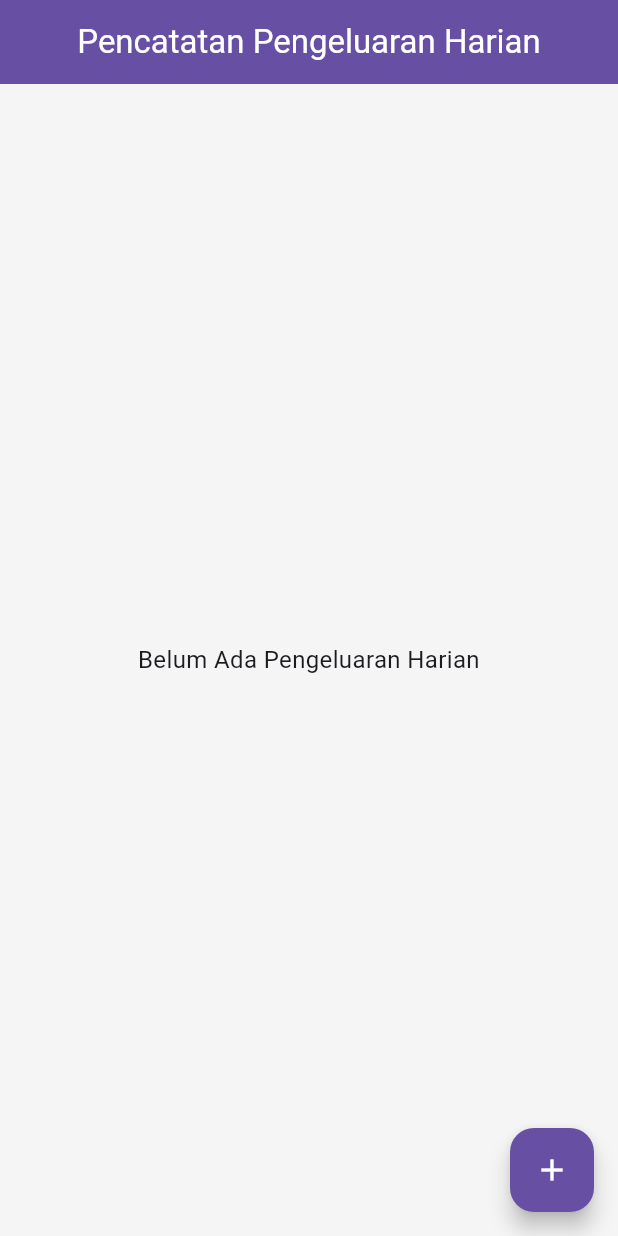
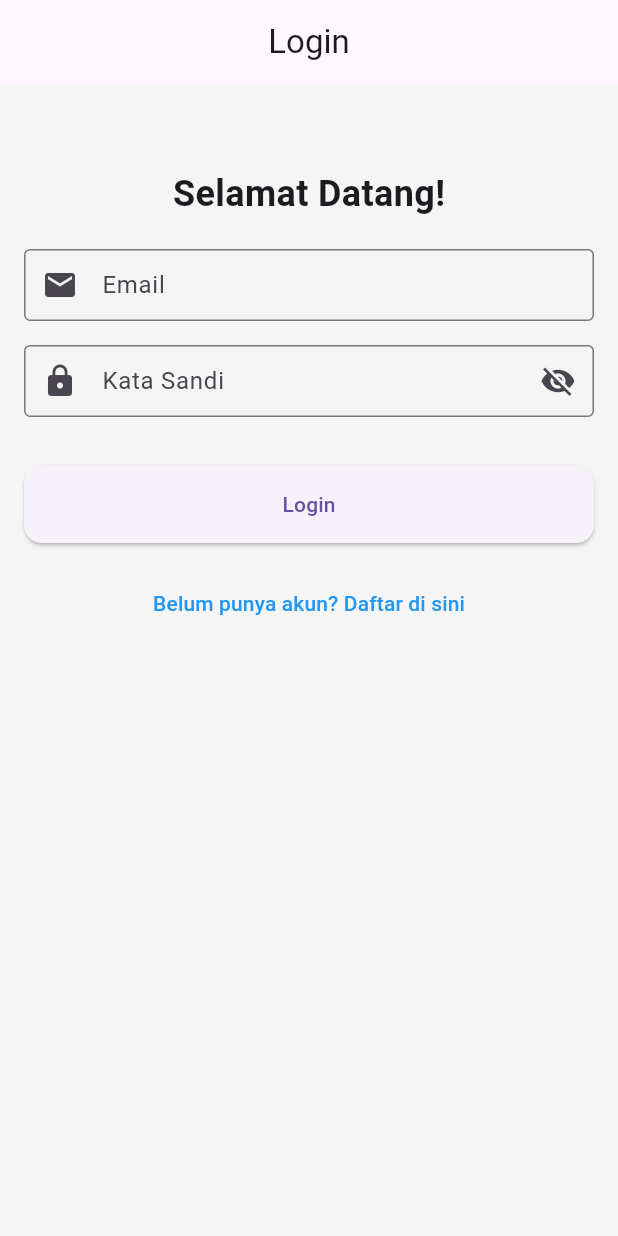
Before and after one commit to fattsowavy/pencatatan-harian, a Flutter app: the screen it shows after launch, on a phone screen of 412 x 824 dp. Run offline on Flutter 3.47's test engine with Material 3 defaults, Android fonts, the light colour scheme and no system bars; our stand-ins replace shared_preferences.

Commit message:
login page done

```diff
--- a/lib/main.dart
+++ b/lib/main.dart
@@ -1,5 +1,6 @@
 import 'package:flutter/material.dart';
 import 'package:penghitung_harian/views/home_page.dart';
+import 'package:penghitung_harian/views/login_page.dart'; // Tambahkan import untuk halaman login
 
 void main() {
   runApp(const ExpenseTrackerApp());
@@ -27,8 +28,32 @@ class ExpenseTrackerApp extends StatelessWidget {
             borderRadius: BorderRadius.circular(12),
           ),
         ),
+        elevatedButtonTheme: ElevatedButtonThemeData(
+          style: ElevatedButton.styleFrom(
+            shape: RoundedRectangleBorder(
+              borderRadius: BorderRadius.circular(12),
+            ),
+            padding: const EdgeInsets.symmetric(vertical: 16),
+          ),
+        ),
+        textButtonTheme: TextButtonThemeData(
+          style: TextButton.styleFrom(
+            foregroundColor: Colors.blue,
+          ),
+        ),
+        inputDecorationTheme: const InputDecorationTheme(
+          border: OutlineInputBorder(
+            borderRadius: BorderRadius.all(Radius.circular(12)),
+          ),
+          contentPadding: EdgeInsets.symmetric(horizontal: 16, vertical: 12),
+        ),
       ),
-      home: const ExpenseHomePage(),
+      initialRoute: '/login', // Set halaman login sebagai halaman awal
+      routes: {
+        '/login': (context) => const LoginPage(),
+        '/dashboard': (context) =>
+            const ExpenseHomePage(), // Arahkan ke ExpenseHomePage setelah login
+      },
     );
   }
 }
--- /dev/null
+++ b/lib/views/login_page.dart
@@ -0,0 +1,163 @@
+import 'package:flutter/material.dart';
+import 'dart:convert';
+import 'package:crypto/crypto.dart';
+import 'package:shared_preferences/shared_preferences.dart';
+
+class LoginPage extends StatefulWidget {
+  const LoginPage({super.key});
+
+  @override
+  _LoginPageState createState() => _LoginPageState();
+}
+
+class _LoginPageState extends State<LoginPage> {
+  final TextEditingController _emailController = TextEditingController();
+  final TextEditingController _passwordController = TextEditingController();
+  String _errorMessage = '';
+  bool _isPasswordVisible = false;
+
+  @override
+  void dispose() {
+    _emailController.dispose();
+    _passwordController.dispose();
+    super.dispose();
+  }
+
+  // Fungsi untuk hashing kata sandi menggunakan SHA-256
+  String _hashPassword(String password) {
+    return sha256.convert(utf8.encode(password)).toString();
+  }
+
+  // Fungsi untuk menyimpan data pengguna ke SharedPreferences
+  Future<void> _saveUserData(String email, String password) async {
+    final prefs = await SharedPreferences.getInstance();
+    String hashedPassword = _hashPassword(password);
+    await prefs.setString('email', email);
+    await prefs.setString('password', hashedPassword);
+  }
+
+  // Fungsi untuk memvalidasi dan login
+  Future<void> _login() async {
+    final prefs = await SharedPreferences.getInstance();
+    String email = _emailController.text.trim();
+    String password = _passwordController.text.trim();
+    String? storedEmail = prefs.getString('email');
+    String? storedPassword = prefs.getString('password');
+
+    // Validasi input
+    if (email.isEmpty || password.isEmpty) {
+      setState(() {
+        _errorMessage = 'Email dan kata sandi tidak boleh kosong.';
+      });
+      return;
+    }
+
+    // Validasi format email sederhana
+    if (!RegExp(r'^[\w-\.]+@([\w-]+\.)+[\w-]{2,4}$').hasMatch(email)) {
+      setState(() {
+        _errorMessage = 'Masukkan email yang valid.';
+      });
+      return;
+    }
+
+    // Simulasi autentikasi dengan data dummy jika belum ada data
+    if (storedEmail == null || storedPassword == null) {
+      // Simpan data pengguna baru (simulasi registrasi)
+      await _saveUserData(email, password);
+      storedEmail = email;
+      storedPassword = _hashPassword(password);
+    }
+
+    // Verifikasi kredensial
+    if (storedEmail == email && storedPassword == _hashPassword(password)) {
+      // Login berhasil, arahkan ke halaman dashboard
+      Navigator.pushReplacementNamed(context, '/dashboard');
+    } else {
+      setState(() {
+        _errorMessage = 'Email atau kata sandi salah.';
+      });
+    }
+  }
+
+  @override
+  Widget build(BuildContext context) {
+    return Scaffold(
+      appBar: AppBar(
+        title: const Text('Login'),
+      ),
+      body: Padding(
+        padding: const EdgeInsets.all(16.0),
+        child: SingleChildScrollView(
+          child: Column(
+            mainAxisAlignment: MainAxisAlignment.center,
+            children: [
+              const SizedBox(height: 40),
+              const Text(
+                'Selamat Datang!',
+                style: TextStyle(fontSize: 24, fontWeight: FontWeight.bold),
+              ),
+              const SizedBox(height: 20),
+              TextField(
+                controller: _emailController,
+                decoration: const InputDecoration(
+                  labelText: 'Email',
+                  border: OutlineInputBorder(),
+                  prefixIcon: Icon(Icons.email),
+                ),
+                keyboardType: TextInputType.emailAddress,
+              ),
+              const SizedBox(height: 16),
+              TextField(
+                controller: _passwordController,
+                decoration: InputDecoration(
+                  labelText: 'Kata Sandi',
+                  border: const OutlineInputBorder(),
+                  prefixIcon: const Icon(Icons.lock),
+                  suffixIcon: IconButton(
+                    icon: Icon(
+                      _isPasswordVisible
+                          ? Icons.visibility
+                          : Icons.visibility_off,
+                    ),
+                    onPressed: () {
+                      setState(() {
+                        _isPasswordVisible = !_isPasswordVisible;
+                      });
+                    },
+                  ),
+                ),
+                obscureText: !_isPasswordVisible,
+              ),
+              const SizedBox(height: 16),
+              if (_errorMessage.isNotEmpty)
+                Text(
+                  _errorMessage,
+                  style: const TextStyle(color: Colors.red),
+                ),
+              const SizedBox(height: 16),
+              ElevatedButton(
+                onPressed: _login,
+                style: ElevatedButton.styleFrom(
+                  minimumSize: const Size(double.infinity, 50),
+                ),
+                child: const Text('Login'),
+              ),
+              const SizedBox(height: 16),
+              TextButton(
+                onPressed: () {
+                  // Placeholder untuk navigasi ke halaman registrasi
+                  ScaffoldMessenger.of(context).showSnackBar(
+                    const SnackBar(
+                        content:
+                            Text('Fitur registrasi belum diimplementasikan.')),
+                  );
+                },
+                child: const Text('Belum punya akun? Daftar di sini'),
+              ),
+            ],
+          ),
+        ),
+      ),
+    );
+  }
+}
--- a/pubspec.yaml
+++ b/pubspec.yaml
@@ -11,6 +11,7 @@ dependencies:
   shared_preferences: ^2.3.0
   cupertino_icons: ^1.0.8
   intl: ^0.19.0
+  crypto: ^3.0.6
 
 dev_dependencies:
   flutter_test:
```
Also changed, not shown: pubspec.lock.
